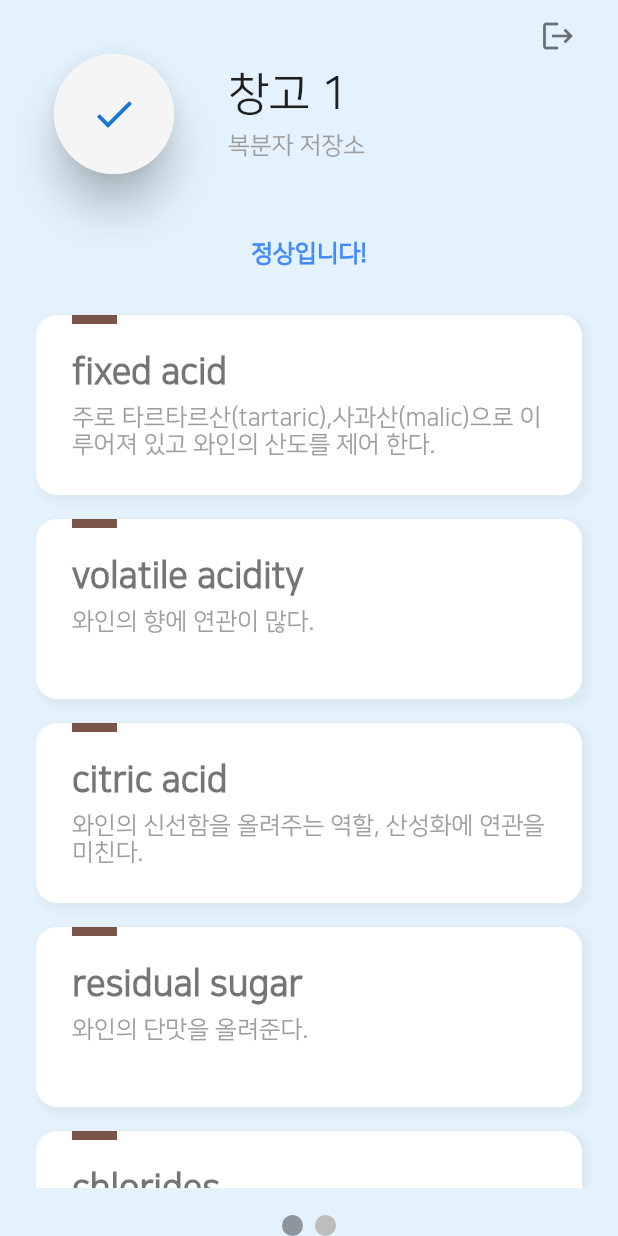
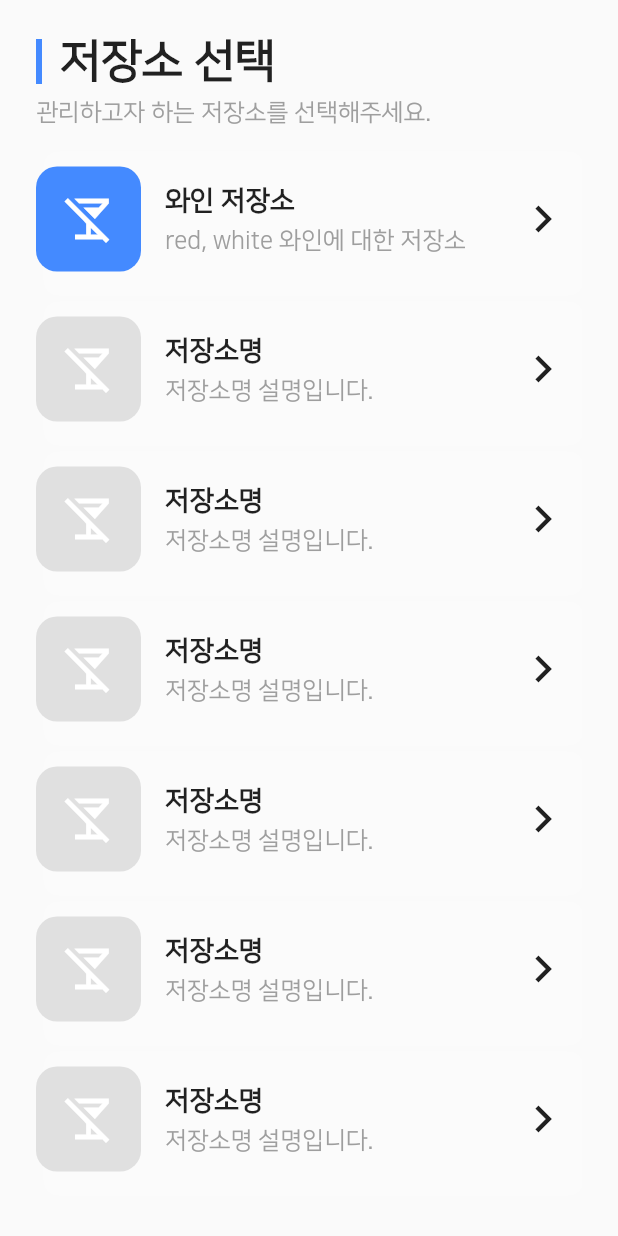
Before and after one commit to kkyy3402/wine_manager, a Flutter app: the screen it shows after launch, after a tap on "로그인", on a phone screen of 412 x 824 dp. Run offline on Flutter 3.47's test engine with Material 2 defaults, Android fonts, the light colour scheme and no system bars; drawn by our look-alikes of avatar_glow, page_view_indicators; our stand-ins replace get, syncfusion_flutter_charts; missing offline and left inert: dart:ffi; network calls fail.

Commit message:
저장소 선택 페이지 추가

```diff
--- /dev/null
+++ b/app/lib/common/widget/ExampleChart.dart
@@ -0,0 +1,44 @@
+
+import 'package:flutter/cupertino.dart';
+import 'package:syncfusion_flutter_charts/sparkcharts.dart';
+
+class _SalesData {
+  _SalesData(this.year, this.sales);
+  String year;
+  int sales;
+}
+
+class ExampleChart extends StatelessWidget {
+
+  List<_SalesData> data = [
+    _SalesData('Jan', 35),
+    _SalesData('Feb', 28),
+    _SalesData('Mar', 34),
+    _SalesData('Apr', 32),
+    _SalesData('May', 40)
+  ];
+
+  @override
+  Widget build(BuildContext context) {
+    // TODO: implement build
+    return SfSparkLineChart.custom(
+      trackball: SparkChartTrackball(
+          activationMode: SparkChartActivationMode.longPress),
+
+      marker: SparkChartMarker(
+          displayMode: SparkChartMarkerDisplayMode.high),
+      //Enable data label
+      labelDisplayMode: SparkChartLabelDisplayMode.all,
+      labelStyle: TextStyle(
+        fontSize: 16,
+        fontWeight: FontWeight.bold
+      ),
+      xValueMapper: (int index) => data[index].year,
+      yValueMapper: (int index) => data[index].sales,
+      dataCount: 5,
+    );
+  }
+
+
+
+}
--- /dev/null
+++ b/app/lib/common/widget/WineTypeSelectListItemWidget.dart
@@ -0,0 +1,88 @@
+import 'package:flutter/material.dart';
+import 'package:get/get.dart';
+import 'package:wine_manager/common/widget/TitleText.dart';
+
+class WineTypeSelectListItemWidget extends StatelessWidget {
+
+  WineTypeSelectListItemWidget(this.title, this.subTitle, {this.iconBackgroundColor});
+
+  final String title;
+  final String subTitle;
+  final Color? iconBackgroundColor;
+
+  @override
+  Widget build(BuildContext context) {
+    return Container(
+      width: Get.width,
+      height: 100,
+      decoration: BoxDecoration(
+        borderRadius: BorderRadius.circular(14),
+          boxShadow: [
+            BoxShadow(
+              color: Colors.white.withOpacity(0.1),
+              spreadRadius: 2,
+              blurRadius: 3,
+              offset: Offset(3, 3), // changes position of shadow
+            ),
+          ]
+      ),
+      child: Row(
+        mainAxisAlignment: MainAxisAlignment.start,
+        crossAxisAlignment: CrossAxisAlignment.center,
+        children: [
+
+          Container(
+            width: 70,
+            height: 70,
+            decoration: BoxDecoration(
+              borderRadius: BorderRadius.circular(14),
+              color: iconBackgroundColor ?? Colors.blueAccent,
+            ),
+            child: Icon(
+              Icons.no_drinks,
+              color: Colors.white,
+              size: 36,
+            ),
+          ),
+
+          SizedBox(width: 16),
+
+          Column(
+            crossAxisAlignment: CrossAxisAlignment.start,
+            mainAxisAlignment: MainAxisAlignment.center,
+            children: [
+              Text(
+                this.title,
+                style: TextStyle(
+                  fontSize: 18,
+                  fontWeight: FontWeight.bold
+                ),
+              ),
+
+              SizedBox(height: 8),
+
+              Text(
+                this.subTitle,
+                style: TextStyle(fontSize: 16,
+                  color: Colors.grey
+                ),
+              )
+
+            ],
+          ),
+
+          Expanded(child: Container()),
+
+          Icon(
+            Icons.chevron_right,
+            size: 36,
+          ),
+
+          SizedBox(width: 8)
+
+        ],
+      ),
+    );
+  }
+
+}
--- a/app/lib/core/route/app_pages.dart
+++ b/app/lib/core/route/app_pages.dart
@@ -5,6 +5,8 @@ import 'package:wine_manager/feature/home/binding.dart';
 import 'package:wine_manager/feature/home/view/home_page.dart';
 import 'package:wine_manager/feature/login_page/binding.dart';
 import 'package:wine_manager/feature/login_page/view/login_page.dart';
+import 'package:wine_manager/feature/wine_type_select_page/binding.dart';
+import 'package:wine_manager/feature/wine_type_select_page/view/wine_type_select_page.dart';
 part 'app_routes.dart';
 
 class AppPages {
@@ -26,5 +28,11 @@ class AppPages {
         binding: LoginBinding(),
         transition: Transition.cupertino
     ),
+    GetPage(
+        name: AppRoutes.WINE_SELECT_PAGE,
+        page: () => WineTypeSelectPage(),
+        binding: WineSelectPageBinding(),
+        transition: Transition.cupertino
+    ),
   ];
 }
--- a/app/lib/core/route/app_routes.dart
+++ b/app/lib/core/route/app_routes.dart
@@ -4,4 +4,5 @@ class AppRoutes {
   static const HOME = '/';
   static const LOGIN = '/login';
   static const INGREDIENT_DESCRIPTION_PAGE = '/ingredient_description';
+  static const WINE_SELECT_PAGE = '/wine_select_page';
 }
--- a/app/lib/feature/description_page/view/description_page_view.dart
+++ b/app/lib/feature/description_page/view/description_page_view.dart
@@ -4,6 +4,7 @@ import 'package:flutter/material.dart';
 import 'package:flutter/src/widgets/framework.dart';
 import 'package:get/get.dart';
 import 'package:wine_manager/common/defines/path.dart';
+import 'package:wine_manager/common/widget/ExampleChart.dart';
 import 'package:wine_manager/common/widget/SubTitleText.dart';
 import 'package:wine_manager/common/widget/TagButton.dart';
 import 'package:wine_manager/common/widget/TitleText.dart';
@@ -20,15 +21,10 @@ class DescriptionPage extends GetView<DescriptionPageController> {
         backgroundColor: Colors.black,
         title: Text("성분 설명"),
       ),
-      body: SingleChildScrollView(
-        child: SafeArea(
+      body: SafeArea(
         child: Container(
-            child: Column(
-              crossAxisAlignment: CrossAxisAlignment.start,
-              children: [
-
-                Container(
           padding: EdgeInsets.all(16),
+          height: Get.height,
           child: Column(
             crossAxisAlignment: CrossAxisAlignment.start,
             children: [
@@ -89,10 +85,9 @@ class DescriptionPage extends GetView<DescriptionPageController> {
                 ),
               ),
 
+              Expanded(child: Container(),),
 
-                    ],
-                  ),
-                )
+              ExampleChart()
 
 
 
@@ -101,7 +96,6 @@ class DescriptionPage extends GetView<DescriptionPageController> {
           ),
         ),
       ),
-      ),
     );
   }
 
--- a/app/lib/feature/home/view/first_page.dart
+++ b/app/lib/feature/home/view/first_page.dart
@@ -102,7 +102,7 @@ class FirstPage extends GetView<HomeController> {
                         // color: Colors.blueAccent,
                         color: Colors.primaries[Random().nextInt(Colors.primaries.length)],
                         subTitleStr: ingredientItem.description,
-                        volumeStr: "${controller.wineModel.value.data.}"
+                        volumeStr: "1"
                     ),
                   );
                 },
--- a/app/lib/feature/login_page/view/login_page.dart
+++ b/app/lib/feature/login_page/view/login_page.dart
@@ -87,7 +87,7 @@ class LoginPage extends GetView<LoginController> {
 
                   ),
                   child: MaterialButton(
-                    onPressed: () => Get.toNamed(AppRoutes.HOME),
+                    onPressed: () => Get.toNamed(AppRoutes.WINE_SELECT_PAGE),
                     color: Colors.blue,
                     child: Text(
                       '로그인',
--- /dev/null
+++ b/app/lib/feature/wine_type_select_page/binding.dart
@@ -0,0 +1,9 @@
+import 'package:get/get.dart';
+import 'package:wine_manager/feature/wine_type_select_page/controller/wine_type_select_page_controller.dart';
+
+class WineSelectPageBinding extends Bindings {
+  @override
+  void dependencies() {
+    Get.put<WineTypeSelectPageController>(WineTypeSelectPageController());
+  }
+}
--- /dev/null
+++ b/app/lib/feature/wine_type_select_page/controller/wine_type_select_page_controller.dart
@@ -0,0 +1,22 @@
+
+import 'package:get/get.dart';
+
+
+
+class WineTypeSelectPageController extends GetxController {
+  List<String> listDatas = <String>["아이템1","아이템1","아이템1"];
+
+  @override
+  void onInit() {
+    super.onInit();
+
+    listDatas.add("아이템1");
+    listDatas.add("아이템2");
+    listDatas.add("아이템3");
+    listDatas.add("아이템4");
+    listDatas.add("아이템5");
+    listDatas.add("아이템6");
+
+
+  }
+}
--- /dev/null
+++ b/app/lib/feature/wine_type_select_page/view/wine_type_select_page.dart
@@ -0,0 +1,95 @@
+import 'package:flutter/material.dart';
+import 'package:flutter/src/widgets/framework.dart';
+import 'package:get/get.dart';
+import 'package:wine_manager/common/widget/SubTitleText.dart';
+import 'package:wine_manager/common/widget/TitleText.dart';
+import 'package:wine_manager/common/widget/WineTypeSelectListItemWidget.dart';
+import 'package:wine_manager/core/route/app_pages.dart';
+import 'package:wine_manager/feature/wine_type_select_page/controller/wine_type_select_page_controller.dart';
+
+class WineTypeSelectPage extends GetView<WineTypeSelectPageController> {
+
+  @override
+  Widget build(BuildContext context) {
+    return Scaffold(
+      body: SafeArea(
+        child: Container(
+          padding: EdgeInsets.all(24),
+          child: SingleChildScrollView(
+            child: Column(
+              mainAxisSize: MainAxisSize.min,
+              crossAxisAlignment: CrossAxisAlignment.start,
+              children: [
+
+                Row(
+                  mainAxisAlignment: MainAxisAlignment.start,
+                  children: [
+                    Container(
+                      width: 4,
+                      height: 30,
+                      color: Colors.blueAccent
+                    ),
+
+                    SizedBox(width: 12),
+
+                    Text(
+                      "저장소 선택",
+                      style: TextStyle(
+                          fontWeight: FontWeight.bold,
+                          fontSize: 30
+                      ),
+                    )
+
+                  ],
+                )
+
+                ,
+                SizedBox(height: 8),
+                SubTitleText("관리하고자 하는 저장소를 선택해주세요."),
+
+                SizedBox(height: 12),
+
+                renderEnabledList(),
+
+                renderDisabledLists(),
+                renderDisabledLists(),
+                renderDisabledLists(),
+                renderDisabledLists(),
+                renderDisabledLists(),
+                renderDisabledLists(),
+                renderDisabledLists(),
+                renderDisabledLists(),
+                renderDisabledLists(),
+                renderDisabledLists(),
+
+              ],
+            ),
+          ),
+        ),
+      ),
+    );
+  }
+
+  Widget renderEnabledList(){
+    return GestureDetector(
+      onTap: (){
+        Get.toNamed(AppRoutes.HOME);
+      },
+      child: WineTypeSelectListItemWidget("와인 저장소","red, white 와인에 대한 저장소"),
+    );
+  }
+
+  Widget renderDisabledLists(){
+    return GestureDetector(
+      onTap: (){
+        Get.snackbar("알림", "현재 실행 불가능합니다.",duration: Duration(milliseconds: 700));
+      },
+        child: WineTypeSelectListItemWidget(
+          "저장소명",
+          "저장소명 설명입니다.",
+          iconBackgroundColor: Colors.grey.shade300,
+        )
+    );
+  }
+
+}
--- a/app/pubspec.yaml
+++ b/app/pubspec.yaml
@@ -29,6 +29,7 @@ dependencies:
   http: ^0.13.3
   avatar_glow: ^2.0.2
   page_view_indicators: ^2.0.0
+  syncfusion_flutter_charts:
 
 
   # The following adds the Cupertino Icons font to your application.
```
Also changed, not shown: app/pubspec.lock, 1 other file. Lines whose indentation alone changed are shown as unchanged.
